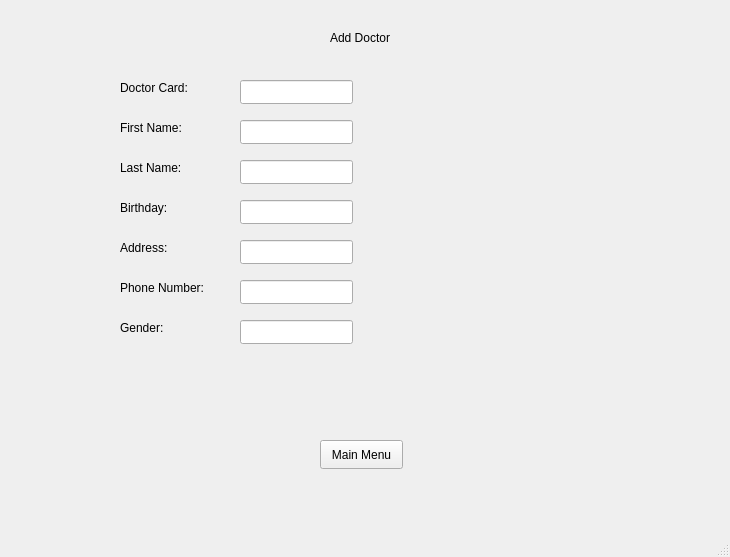
This is mainwindow.ui in Jenushan44/Hospital-Manager as Qt 5 draws it before an edit. The edited form follows.
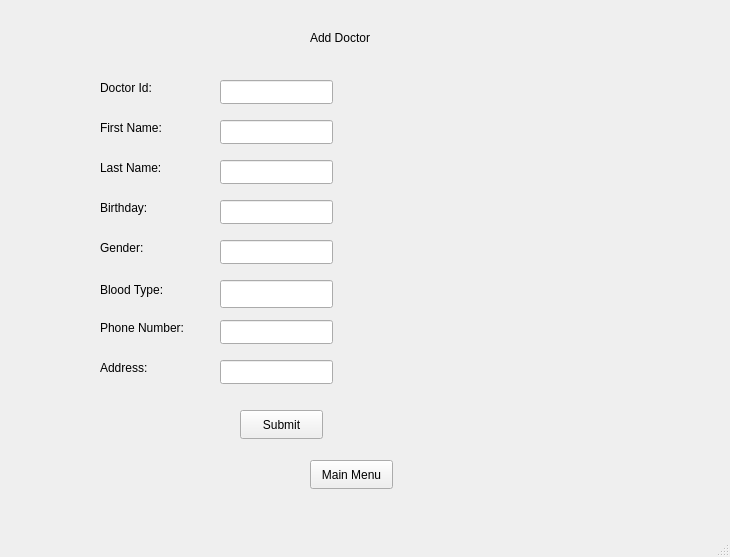
This is the edited form. The open tabs and pages were chosen to show the change.

Commit message: Added doctor table to add doctor information to database

Patch:
```diff
--- a/mainwindow.ui
+++ b/mainwindow.ui
@@ -17,7 +17,7 @@
    <widget class="QStackedWidget" name="stackedWidget">
     <property name="geometry">
      <rect>
-      <x>0</x>
+      <x>-20</x>
       <y>0</y>
       <width>731</width>
       <height>531</height>
@@ -550,12 +550,12 @@
        <rect>
         <x>120</x>
         <y>80</y>
-        <width>101</width>
+        <width>131</width>
         <height>16</height>
        </rect>
       </property>
       <property name="text">
-       <string>Doctor Card:</string>
+       <string>Doctor Id:</string>
       </property>
      </widget>
      <widget class="QLabel" name="label_17">
@@ -601,7 +601,7 @@
       <property name="geometry">
        <rect>
         <x>120</x>
-        <y>240</y>
+        <y>360</y>
         <width>121</width>
         <height>16</height>
        </rect>
@@ -614,7 +614,7 @@
       <property name="geometry">
        <rect>
         <x>120</x>
-        <y>280</y>
+        <y>320</y>
         <width>111</width>
         <height>16</height>
        </rect>
@@ -627,7 +627,7 @@
       <property name="geometry">
        <rect>
         <x>120</x>
-        <y>320</y>
+        <y>240</y>
         <width>101</width>
         <height>16</height>
        </rect>
@@ -666,7 +666,17 @@
        </rect>
       </property>
      </widget>
-     <widget class="QLineEdit" name="healthCardInputText_5">
+     <widget class="QLineEdit" name="addressDoctorLineEdit">
+      <property name="geometry">
+       <rect>
+        <x>240</x>
+        <y>360</y>
+        <width>113</width>
+        <height>24</height>
+       </rect>
+      </property>
+     </widget>
+     <widget class="QLineEdit" name="genderDoctorLineEdit">
       <property name="geometry">
        <rect>
         <x>240</x>
@@ -686,17 +696,7 @@
        </rect>
       </property>
      </widget>
-     <widget class="QLineEdit" name="healthCardInputText_7">
-      <property name="geometry">
-       <rect>
-        <x>240</x>
-        <y>280</y>
-        <width>113</width>
-        <height>24</height>
-       </rect>
-      </property>
-     </widget>
-     <widget class="QLineEdit" name="healthCardInputText_8">
+     <widget class="QLineEdit" name="firstNameDoctorLineEdit">
       <property name="geometry">
        <rect>
         <x>240</x>
@@ -709,8 +709,8 @@
      <widget class="QPushButton" name="menuPageButton6">
       <property name="geometry">
        <rect>
-        <x>320</x>
-        <y>440</y>
+        <x>330</x>
+        <y>460</y>
         <width>83</width>
         <height>29</height>
        </rect>
@@ -719,6 +719,42 @@
        <string>Main Menu</string>
       </property>
      </widget>
+     <widget class="QPushButton" name="submitDoctorButton">
+      <property name="geometry">
+       <rect>
+        <x>260</x>
+        <y>410</y>
+        <width>83</width>
+        <height>29</height>
+       </rect>
+      </property>
+      <property name="text">
+       <string>Submit</string>
+      </property>
+     </widget>
+     <widget class="QLabel" name="label_26">
+      <property name="geometry">
+       <rect>
+        <x>120</x>
+        <y>280</y>
+        <width>101</width>
+        <height>20</height>
+       </rect>
+      </property>
+      <property name="text">
+       <string>Blood Type: </string>
+      </property>
+     </widget>
+     <widget class="QLineEdit" name="bloodTypeDoctorLineEdit">
+      <property name="geometry">
+       <rect>
+        <x>240</x>
+        <y>280</y>
+        <width>113</width>
+        <height>28</height>
+       </rect>
+      </property>
+     </widget>
     </widget>
     <widget class="QWidget" name="page_8">
      <widget class="QLabel" name="label_23">
```
Left out of the diff: 28 changed lines with no effect on the pictures. The commit also changes 4 other files.
